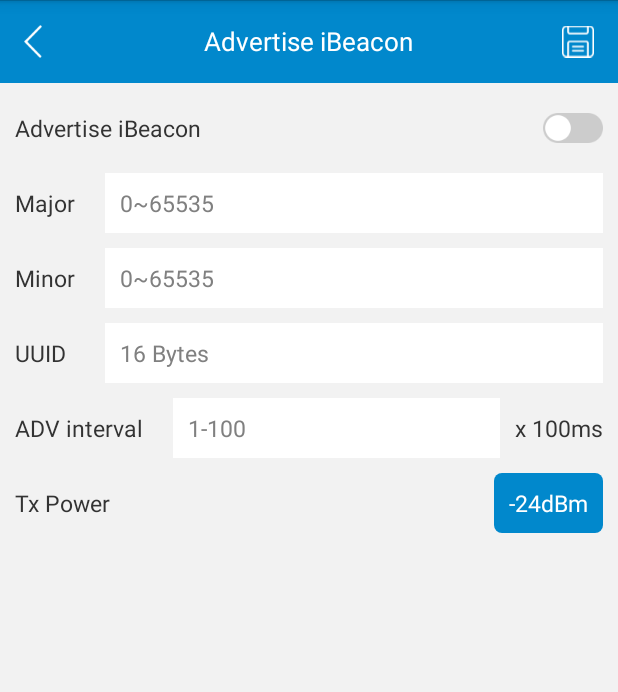
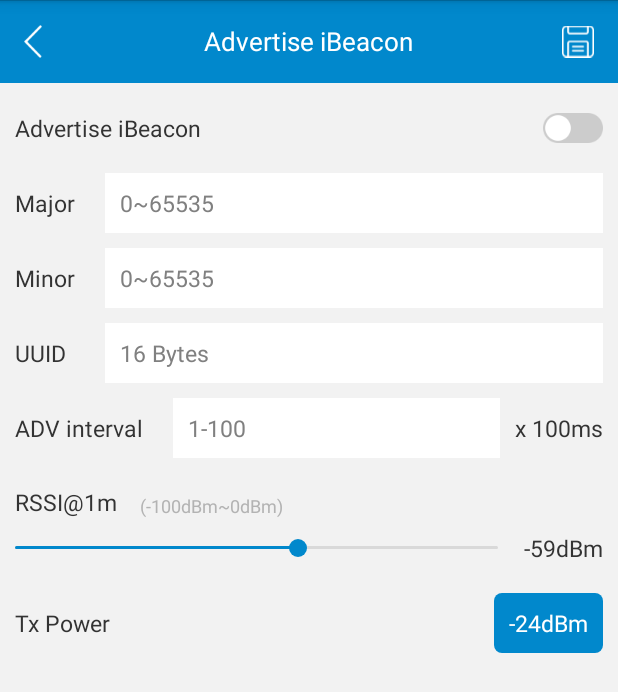
Before and after one commit to MKScannerPro/MKGW-mini-02-32D_Android, an Android app: the layout activity_advertise_ibeacon_mini02_32d.xml on its own in the app's theme, with its tools: preview values and no code run, on a phone screen of 412 x 824 dp. Shown: the top 692 px of the screen. Run offline under Robolectric (Android 15) with nearby library versions, the phone set to English and light mode, and no system bars.

Commit message:
修改自测问题，主要是修改协议和原型不一致的一些问题

```diff
--- a/app/src/main/java/com/moko/mkmini0232d/activity/ScannerUploadOptionActivity.java
+++ b/app/src/main/java/com/moko/mkmini0232d/activity/ScannerUploadOptionActivity.java
@@ -160,7 +160,7 @@ public class ScannerUploadOptionActivity extends BaseActivity<ActivityScannerUpl
     private void onFilterPhyClick() {
         if (isWindowLocked()) return;
         BottomDialog dialog = new BottomDialog();
-        dialog.setDatas((ArrayList<String>) Arrays.asList(phyArr), phySelected);
+        dialog.setDatas(new ArrayList<>(Arrays.asList(phyArr)), phySelected);
         dialog.setListener(value -> {
             phySelected = value;
             mBind.tvFilterPhy.setText(phyArr[value]);
@@ -246,7 +246,7 @@ public class ScannerUploadOptionActivity extends BaseActivity<ActivityScannerUpl
     public void onFilterRelationship(View view) {
         if (isWindowLocked()) return;
         BottomDialog dialog = new BottomDialog();
-        dialog.setDatas((ArrayList<String>) Arrays.asList(mRelationshipValues), mRelationshipSelected);
+        dialog.setDatas(new ArrayList<>(Arrays.asList(mRelationshipValues)), mRelationshipSelected);
         dialog.setListener(value -> {
             mRelationshipSelected = value;
             mBind.tvFilterRelationship.setText(mRelationshipValues[value]);
--- a/app/src/main/java/com/moko/mkmini0232d/activity/WifiSettingsActivity.java
+++ b/app/src/main/java/com/moko/mkmini0232d/activity/WifiSettingsActivity.java
@@ -233,7 +233,7 @@ public class WifiSettingsActivity extends BaseActivity<ActivityWifiSettingsMimi0
     public void onSelectSecurity(View view) {
         if (isWindowLocked()) return;
         BottomDialog dialog = new BottomDialog();
-        dialog.setDatas((ArrayList<String>) Arrays.asList(mSecurityValues), mSecuritySelected);
+        dialog.setDatas((new ArrayList<>(Arrays.asList(mSecurityValues))), mSecuritySelected);
         dialog.setListener(value -> {
             mSecuritySelected = value;
             mBind.tvSecurity.setText(mSecurityValues[value]);
@@ -266,7 +266,7 @@ public class WifiSettingsActivity extends BaseActivity<ActivityWifiSettingsMimi0
     public void onSelectEAPType(View view) {
         if (isWindowLocked()) return;
         BottomDialog dialog = new BottomDialog();
-        dialog.setDatas((ArrayList<String>) Arrays.asList(mEAPTypeValues), mEAPTypeSelected);
+        dialog.setDatas(new ArrayList<>(Arrays.asList(mEAPTypeValues)), mEAPTypeSelected);
         dialog.setListener(value -> {
             mEAPTypeSelected = value;
             mBind.tvEapType.setText(mEAPTypeValues[value]);
--- a/app/src/main/java/com/moko/mkmini0232d/activity/filter/DuplicateDataFilterActivity.java
+++ b/app/src/main/java/com/moko/mkmini0232d/activity/filter/DuplicateDataFilterActivity.java
@@ -58,7 +58,7 @@ public class DuplicateDataFilterActivity extends BaseActivity<ActivityDuplicateD
         getDuplicateDataFilter();
         mBind.tvFilterStrategy.setOnClickListener(v -> {
             BottomDialog dialog = new BottomDialog();
-            dialog.setDatas((ArrayList<String>) Arrays.asList(strategyValues), strategySelected);
+            dialog.setDatas(new ArrayList<>(Arrays.asList(strategyValues)), strategySelected);
             dialog.setListener(value -> {
                 strategySelected = value;
                 mBind.tvFilterStrategy.setText(strategyValues[value]);
@@ -152,7 +152,7 @@ public class DuplicateDataFilterActivity extends BaseActivity<ActivityDuplicateD
 
     public void onFilterBy(View view) {
         BottomDialog dialog = new BottomDialog();
-        dialog.setDatas((ArrayList<String>) Arrays.asList(mValues), mSelected);
+        dialog.setDatas(new ArrayList<>(Arrays.asList(mValues)), mSelected);
         dialog.setListener(value -> {
             mSelected = value;
             mBind.tvFilerBy.setText(mValues[value]);
--- a/app/src/main/java/com/moko/mkmini0232d/activity/filter/FilterTLMActivity.java
+++ b/app/src/main/java/com/moko/mkmini0232d/activity/filter/FilterTLMActivity.java
@@ -146,7 +146,7 @@ public class FilterTLMActivity extends BaseActivity<ActivityFilterTlmMini0232dBi
     public void onTLMVersion(View view) {
         if (isWindowLocked()) return;
         BottomDialog dialog = new BottomDialog();
-        dialog.setDatas((ArrayList<String>) Arrays.asList(mValues), mSelected);
+        dialog.setDatas(new ArrayList<>(Arrays.asList(mValues)), mSelected);
         dialog.setListener(value -> {
             mSelected = value;
             mBind.tvTlmVersion.setText(mValues[value]);
--- a/app/src/main/java/com/moko/mkmini0232d/activity/set/ModifyWifiSettingsActivity.java
+++ b/app/src/main/java/com/moko/mkmini0232d/activity/set/ModifyWifiSettingsActivity.java
@@ -260,7 +260,7 @@ public class ModifyWifiSettingsActivity extends BaseActivity<ActivityModifyWifiS
     public void onSelectSecurity(View view) {
         if (isWindowLocked()) return;
         BottomDialog dialog = new BottomDialog();
-        dialog.setDatas((ArrayList<String>) Arrays.asList(mSecurityValues), mSecuritySelected);
+        dialog.setDatas(new ArrayList<>(Arrays.asList(mSecurityValues)), mSecuritySelected);
         dialog.setListener(value -> {
             mSecuritySelected = value;
             mBind.tvSecurity.setText(mSecurityValues[value]);
@@ -294,7 +294,7 @@ public class ModifyWifiSettingsActivity extends BaseActivity<ActivityModifyWifiS
     public void onSelectEAPType(View view) {
         if (isWindowLocked()) return;
         BottomDialog dialog = new BottomDialog();
-        dialog.setDatas((ArrayList<String>) Arrays.asList(mEAPTypeValues), mEAPTypeSelected);
+        dialog.setDatas(new ArrayList<>(Arrays.asList(mEAPTypeValues)), mEAPTypeSelected);
         dialog.setListener(value -> {
             mEAPTypeSelected = value;
             mBind.tvEapType.setText(mEAPTypeValues[value]);
--- a/app/src/main/res/layout/activity_advertise_ibeacon_mini02_32d.xml
+++ b/app/src/main/res/layout/activity_advertise_ibeacon_mini02_32d.xml
@@ -196,6 +196,63 @@
             app:layout_constraintRight_toRightOf="parent"
             app:layout_constraintTop_toTopOf="@+id/tvAdInterval" />
 
+        <androidx.constraintlayout.widget.ConstraintLayout
+            android:layout_width="match_parent"
+            android:layout_height="wrap_content"
+            app:layout_constraintTop_toBottomOf="@+id/tvAdInterval"
+            android:layout_marginTop="10dp"
+            android:id="@+id/layoutRssi">
+
+            <TextView
+                android:id="@+id/rssi_1m"
+                android:layout_width="wrap_content"
+                android:layout_height="wrap_content"
+                android:text="RSSI@1m"
+                android:textColor="@color/black_333333"
+                android:textSize="15sp"
+                app:layout_constraintBottom_toTopOf="@id/sb_rssi_filter"
+                app:layout_constraintLeft_toLeftOf="parent" />
+
+            <TextView
+                android:layout_width="0dp"
+                android:layout_height="wrap_content"
+                android:layout_marginLeft="15dp"
+                android:text="(-100dBm~0dBm)"
+                android:textColor="@color/grey_b3b3b3"
+                android:textSize="12sp"
+                app:layout_constraintBottom_toTopOf="@id/sb_rssi_filter"
+                app:layout_constraintLeft_toRightOf="@id/rssi_1m" />
+
+            <SeekBar
+                android:id="@+id/sb_rssi_filter"
+                style="@style/CustomSeekbarStyle"
+                android:layout_width="0dp"
+                android:layout_height="40dp"
+                android:layout_marginTop="30dp"
+                android:max="100"
+                android:maxHeight="2dp"
+                android:minHeight="2dp"
+                android:paddingStart="0dp"
+                android:paddingEnd="0dp"
+                android:progress="59"
+                app:layout_constraintLeft_toLeftOf="parent"
+                app:layout_constraintRight_toLeftOf="@id/tv_rssi_filter_value"
+                app:layout_constraintTop_toTopOf="parent" />
+
+            <TextView
+                android:id="@+id/tv_rssi_filter_value"
+                android:layout_width="70dp"
+                android:layout_height="wrap_content"
+                android:gravity="right"
+                android:text="-59dBm"
+                android:textColor="@color/black_333333"
+                android:textSize="15sp"
+                app:layout_constraintBottom_toBottomOf="@id/sb_rssi_filter"
+                app:layout_constraintLeft_toRightOf="@id/sb_rssi_filter"
+                app:layout_constraintRight_toRightOf="parent"
+                app:layout_constraintTop_toTopOf="@id/sb_rssi_filter" />
+        </androidx.constraintlayout.widget.ConstraintLayout>
+
         <TextView
             android:id="@+id/tvTxPower"
             android:layout_width="wrap_content"
@@ -206,7 +263,7 @@
             android:textColor="@color/black_333333"
             android:textSize="15sp"
             app:layout_constraintLeft_toLeftOf="parent"
-            app:layout_constraintTop_toBottomOf="@+id/tvAdInterval" />
+            app:layout_constraintTop_toBottomOf="@+id/layoutRssi" />
 
         <TextView
             android:id="@+id/tvTxPowerVal"
--- a/mokosupport/src/main/java/com/moko/support/mini0232d/entity/ParamsKeyEnum.java
+++ b/mokosupport/src/main/java/com/moko/support/mini0232d/entity/ParamsKeyEnum.java
@@ -69,6 +69,7 @@ public enum ParamsKeyEnum implements Serializable {
     KEY_I_BEACON_UUID(0x73),
     KEY_I_BEACON_AD_INTERVAL(0x74),
     KEY_I_BEACON_TX_POWER(0x75),
+    KEY_I_BEACON_RSSI1M(0x76),
     ;
 
     private final int paramsKey;
```
Also changed, not shown: app/src/main/java/com/moko/mkmini0232d/activity/filter/FilterPIRActivity.java (+4 -4 lines), app/src/main/java/com/moko/mkmini0232d/activity/set/AdvertiseIBeaconActivity.java (+37 -20 lines), mokosupport/src/main/java/com/moko/support/mini0232d/OrderTaskAssembler.java (+14 -0 lines), mokosupport/src/main/java/com/moko/support/mini0232d/task/ParamsTask.java (+10 -0 lines).
